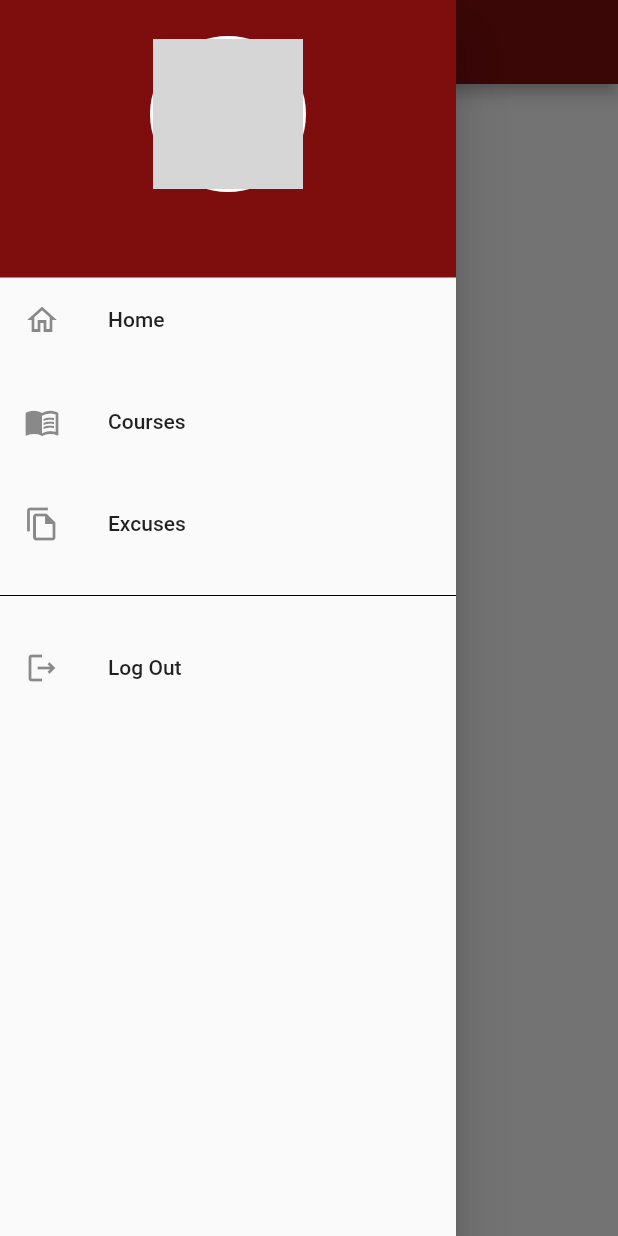
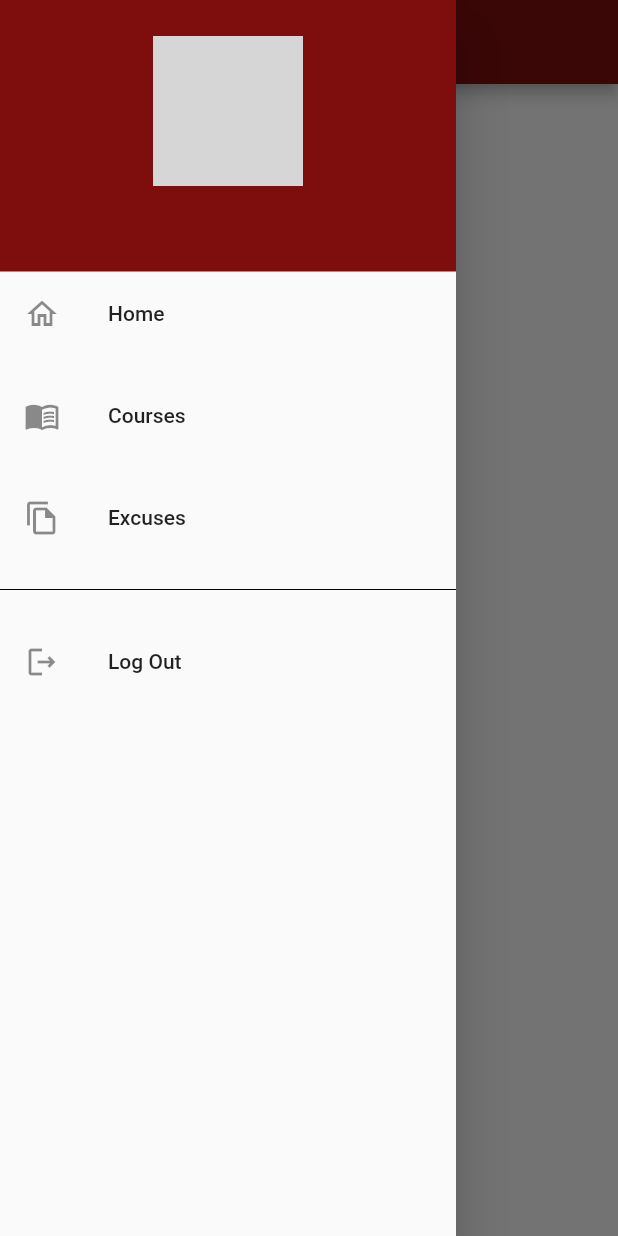
Before and after one commit to juwandaazimayuswa/face_recognition, a Flutter app: the Courses screen opened by its route, with the side drawer open, on a phone screen of 412 x 824 dp. Run offline on Flutter 3.47's test engine with Material 2 defaults, Android fonts, the phone set to English and light mode, and no system bars; drawn by our look-alikes of modal_progress_hud_nsn; our stand-ins replace camera, cloud_firestore, file_picker, firebase_auth, firebase_core, firebase_storage and 1 more; missing offline and left inert: google_mlkit_face_detection, tflite_flutter; accounts and stored records are empty; network calls fail; grey boxes are pictures that could not be loaded.

Commit message:
adding final touches

```diff
--- a/lib/models/course.dart
+++ b/lib/models/course.dart
@@ -14,9 +14,9 @@ class Course {
     final data = document.data() as Map<String, dynamic>;
     return Course(
       name: data['name'] as String,
-      id: data['id'] as String,
-      students : data['students'] as List<dynamic>,
-      code: data['code'] as String
+      id: data['id'] ?? 'N/A',
+      students : data['students'] ?? [],
+      code: data['code'] ?? "N/A"
     );
   }
 
--- a/lib/widgets/navigation_drawer.dart
+++ b/lib/widgets/navigation_drawer.dart
@@ -16,9 +16,11 @@ Widget buildHeader(BuildContext context) => Container(
   ),
   child: Column(
     children: [
-      CircleAvatar(
-        backgroundColor: Colors.white,
-        radius: 52,
+      Container(
+        clipBehavior: Clip.hardEdge,
+        decoration: BoxDecoration(
+          borderRadius: BorderRadius.circular(50.0)
+        ),
         child: FirebaseImage(
           imageUrl: myUserData!.profilePicUrl ,
         ),
```
